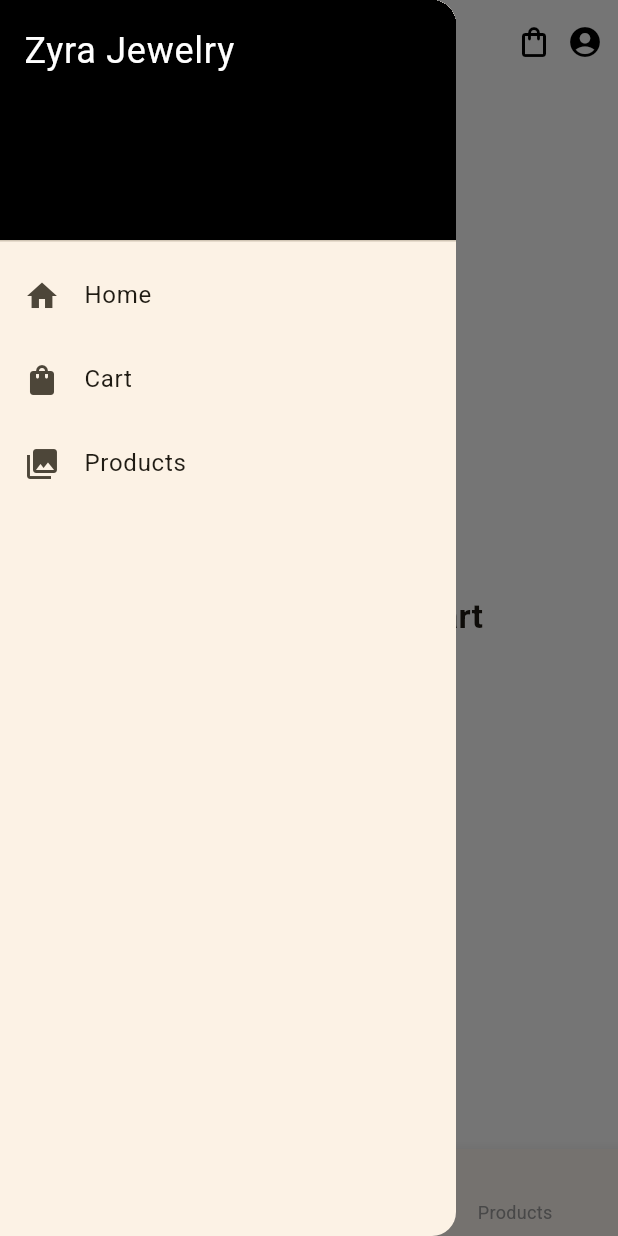
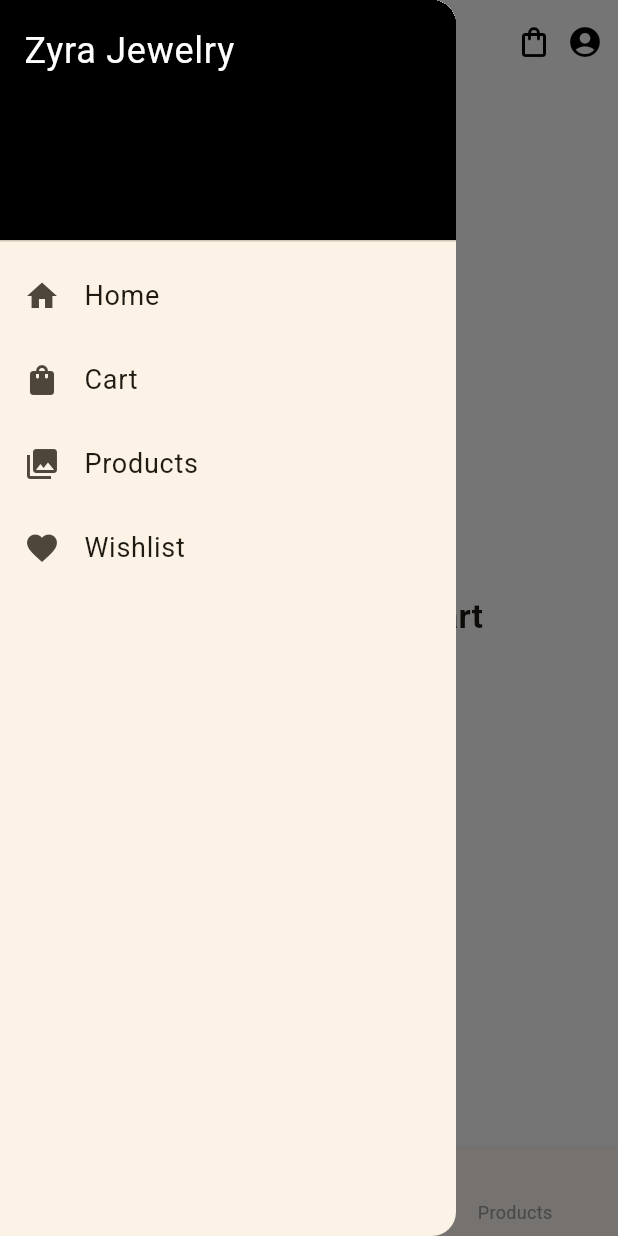
Before and after one commit to kubraaslam/Zyra-Jewelry-App, a Flutter app: the Cart screen opened directly with empty values, with the side drawer open, on a phone screen of 412 x 824 dp. Run offline on Flutter 3.47's test engine with Material 3 defaults, Android fonts, the phone set to English and light mode, and no system bars.

Commit message:
creating wishlist page

```diff
--- a/lib/models/bottom_navbar.dart
+++ b/lib/models/bottom_navbar.dart
@@ -1,12 +1,20 @@
 import 'package:flutter/material.dart';
+import 'package:jewelry_store/models/product_data.dart';
 import 'package:jewelry_store/screens/home.dart';
 import 'package:jewelry_store/screens/products.dart';
 import 'package:jewelry_store/screens/wishlist.dart';
 
 class BottomNavBar extends StatelessWidget {
   final int currentIndex;
+  final List<Product> wishlist;
+  final List<Product> cart;
 
-  const BottomNavBar({super.key, required this.currentIndex});
+  const BottomNavBar({
+    super.key,
+    required this.currentIndex,
+    required this.wishlist,
+    required this.cart,
+  });
 
   void _onItemTapped(BuildContext context, int index) {
     if (index == currentIndex) return;
@@ -17,7 +25,7 @@ class BottomNavBar extends StatelessWidget {
         nextScreen = Home();
         break;
       case 1:
-        nextScreen = Wishlist();
+        nextScreen = Wishlist(wishlist: wishlist, cart: cart);
         break;
       case 2:
       default:
@@ -39,11 +47,18 @@ class BottomNavBar extends StatelessWidget {
       onTap: (index) => _onItemTapped(context, index),
       items: const [
         BottomNavigationBarItem(icon: Icon(Icons.home), label: 'Home'),
-        BottomNavigationBarItem(icon: Icon(Icons.favorite_border), label: 'Wishlist'),
-        BottomNavigationBarItem(icon: Icon(Icons.collections), label: 'Products'),
+        BottomNavigationBarItem(
+          icon: Icon(Icons.favorite_border),
+          label: 'Wishlist',
+        ),
+        BottomNavigationBarItem(
+          icon: Icon(Icons.collections),
+          label: 'Products',
+        ),
       ],
       // Hide selection effect if index is invalid
-      selectedIconTheme: currentIndex == -1 ? IconThemeData(opacity: 0.5) : null,
+      selectedIconTheme:
+          currentIndex == -1 ? IconThemeData(opacity: 0.5) : null,
     );
   }
 }
--- a/lib/screens/cart.dart
+++ b/lib/screens/cart.dart
@@ -3,6 +3,7 @@ import 'package:jewelry_store/models/bottom_navbar.dart';
 import 'package:jewelry_store/models/product_data.dart';
 import 'package:jewelry_store/screens/products.dart';
 import 'package:jewelry_store/screens/home.dart';
+import 'package:jewelry_store/screens/wishlist.dart';
 
 class Cart extends StatefulWidget {
   final List<Product> cartItems;
@@ -15,6 +16,10 @@ class Cart extends StatefulWidget {
 
 class _CartState extends State<Cart> {
   final GlobalKey<ScaffoldState> _scaffoldKey = GlobalKey<ScaffoldState>();
+
+  final List<Product> cartItems = [];
+
+  List<Product> wishlistItems = [];
 
   void increaseQuantity(int index) {
     setState(() {
@@ -180,7 +185,10 @@ class _CartState extends State<Cart> {
             ),
             ListTile(
               leading: Icon(Icons.home),
-              title: Text('Home', style: TextStyle(fontFamily: 'Roboto')),
+              title: Text(
+                'Home',
+                style: TextStyle(fontFamily: 'Roboto', fontSize: 18),
+              ),
               onTap: () {
                 Navigator.pop(context);
                 Navigator.push(
@@ -191,17 +199,41 @@ class _CartState extends State<Cart> {
             ),
             ListTile(
               leading: Icon(Icons.shopping_bag),
-              title: Text('Cart', style: TextStyle(fontFamily: 'Roboto')),
+              title: Text(
+                'Cart',
+                style: TextStyle(fontFamily: 'Roboto', fontSize: 18),
+              ),
               onTap: () => Navigator.pop(context),
             ),
             ListTile(
               leading: Icon(Icons.collections),
-              title: Text('Products', style: TextStyle(fontFamily: 'Roboto')),
+              title: Text(
+                'Products',
+                style: TextStyle(fontFamily: 'Roboto', fontSize: 18),
+              ),
               onTap: () {
                 Navigator.pop(context);
                 Navigator.push(
                   context,
                   MaterialPageRoute(builder: (context) => Products()),
+                );
+              },
+            ),
+            ListTile(
+              leading: Icon(Icons.favorite),
+              title: Text(
+                'Wishlist',
+                style: TextStyle(fontFamily: 'Roboto', fontSize: 18),
+              ),
+              onTap: () {
+                Navigator.pop(context);
+                Navigator.push(
+                  context,
+                  MaterialPageRoute(
+                    builder:
+                        (context) =>
+                            Wishlist(wishlist: wishlistItems, cart: cartItems),
+                  ),
                 );
               },
             ),
@@ -366,7 +398,11 @@ class _CartState extends State<Cart> {
                   ],
                 ),
               ),
-      bottomNavigationBar: BottomNavBar(currentIndex: -1),
+      bottomNavigationBar: BottomNavBar(
+        currentIndex: -1,
+        cart: cartItems,
+        wishlist: wishlistItems,
+      ),
     );
   }
 }
--- a/lib/screens/products.dart
+++ b/lib/screens/products.dart
@@ -16,6 +16,9 @@ class Products extends StatefulWidget {
 class _ProductsState extends State<Products> {
   final GlobalKey<ScaffoldState> _scaffoldKey = GlobalKey<ScaffoldState>();
   final List<Product> cartItems = [];
+
+  List<Product> wishlistItems = [];
+
   final Map<String, GlobalKey> _sectionKeys = {};
 
   void addToCart(Product product) {
@@ -128,7 +131,11 @@ class _ProductsState extends State<Products> {
                 Navigator.pop(context);
                 Navigator.push(
                   context,
-                  MaterialPageRoute(builder: (context) => Wishlist()),
+                  MaterialPageRoute(
+                    builder:
+                        (context) =>
+                            Wishlist(wishlist: wishlistItems, cart: cartItems),
+                  ),
                 );
               },
             ),
@@ -217,6 +224,7 @@ class _ProductsState extends State<Products> {
                                         (context) => ProductDetail(
                                           item: item,
                                           cart: cartItems,
+                                          wishlist: wishlistItems,
                                         ),
                                   ),
                                 );
@@ -318,7 +326,11 @@ class _ProductsState extends State<Products> {
           ],
         ),
       ),
-      bottomNavigationBar: BottomNavBar(currentIndex: 2),
+      bottomNavigationBar: BottomNavBar(
+        currentIndex: 2,
+        cart: cartItems,
+        wishlist: wishlistItems,
+      ),
     );
   }
 }
```
Also changed, not shown: lib/screens/home.dart (+41 -16 lines), lib/screens/product_detail.dart (+52 -6 lines), lib/screens/wishlist.dart (added, +189 -0 lines).
